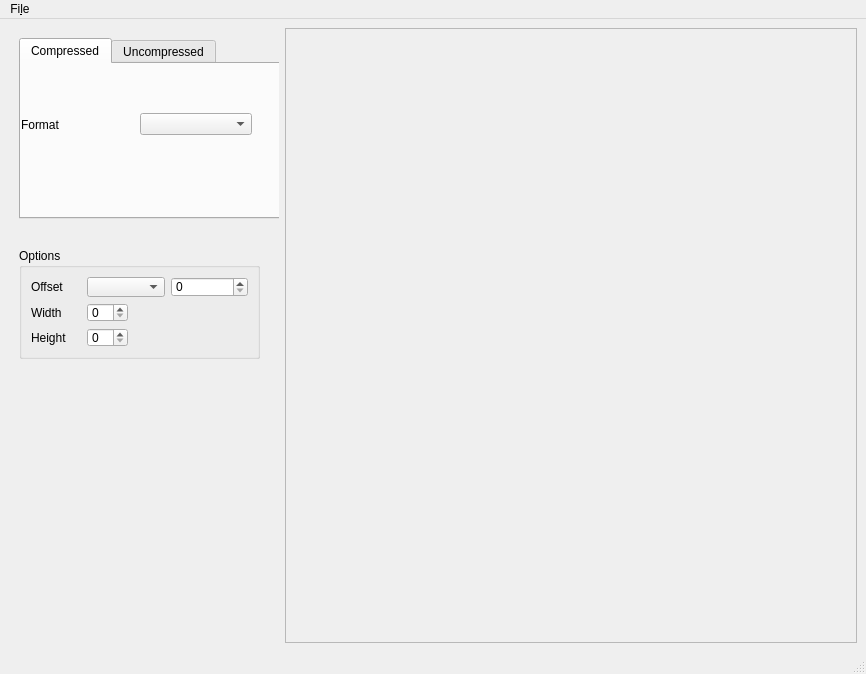
Old version of the form ui/MainWindow.ui in the repository neptuwunium/TexViewer.
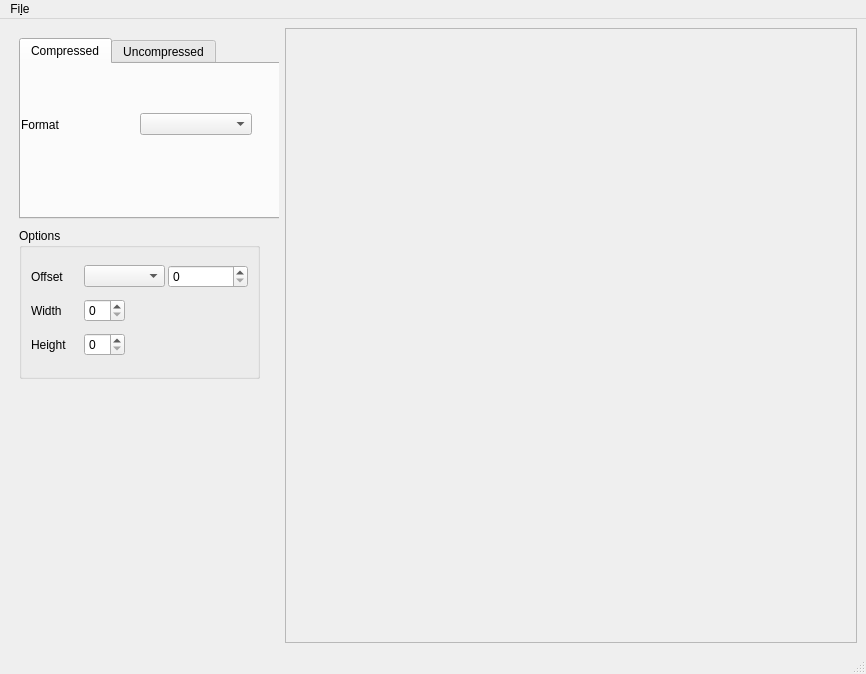
New version of the form.

What changed in the file:
```diff
--- a/ui/MainWindow.ui
+++ b/ui/MainWindow.ui
@@ -34,7 +34,7 @@
         <property name="minimumSize">
          <size>
           <width>270</width>
-          <height>340</height>
+          <height>380</height>
          </size>
         </property>
         <property name="baseSize">
@@ -274,15 +274,18 @@
          <property name="geometry">
           <rect>
            <x>10</x>
-           <y>220</y>
+           <y>200</y>
            <width>241</width>
-           <height>111</height>
+           <height>151</height>
           </rect>
          </property>
          <property name="title">
           <string>Options</string>
          </property>
          <layout class="QVBoxLayout" name="verticalLayout_2">
+          <property name="spacing">
+           <number>3</number>
+          </property>
           <item>
            <layout class="QHBoxLayout" name="OffsetLayout">
             <item>
```
